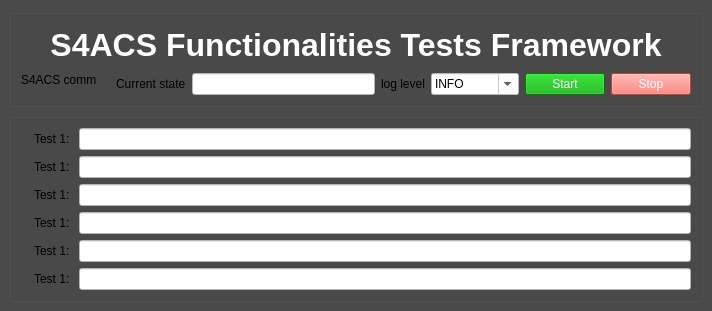
Before: the Qt Designer form func_tests/gui/gui.ui in dev-LNA/S4CSTP, drawn with Qt 5.
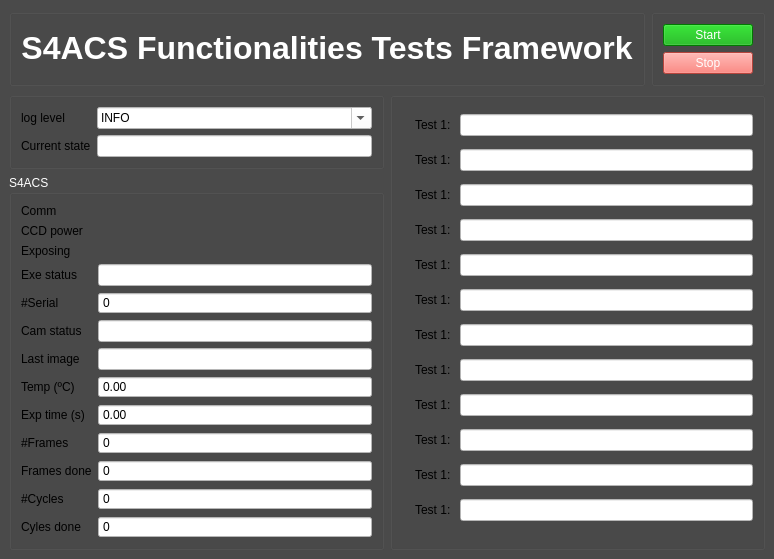
After: the same form once the commit is applied.

Commit message: gui gets acs status

What changed in the file:
```diff
--- a/func_tests/gui/gui.ui
+++ b/func_tests/gui/gui.ui
@@ -6,8 +6,8 @@
    <rect>
     <x>0</x>
     <y>0</y>
-    <width>712</width>
-    <height>311</height>
+    <width>774</width>
+    <height>535</height>
    </rect>
   </property>
   <property name="palette">
@@ -542,7 +542,9 @@
      </disabled>
     </palette>
    </property>
-   <layout class="QVBoxLayout" name="verticalLayout_2">
+   <layout class="QVBoxLayout" name="verticalLayout_4">
+    <item>
+     <layout class="QHBoxLayout" name="horizontalLayout">
     <item>
      <widget class="QGroupBox" name="groupBox_9">
       <property name="palette">
@@ -971,59 +973,55 @@
          </property>
         </widget>
        </item>
+        </layout>
+       </widget>
+      </item>
        <item>
-        <layout class="QHBoxLayout" name="horizontalLayout_2">
+       <widget class="QGroupBox" name="groupBox_2">
+        <property name="title">
+         <string/>
+        </property>
+        <layout class="QVBoxLayout" name="verticalLayout_2">
          <item>
+          <widget class="QPushButton" name="framework_start_btn">
+           <property name="styleSheet">
+            <string notr="true">font: 75 8pt &quot;MS Shell Dlg 2&quot;;
+background-color: rgb(0, 170, 0);
+color: rgb(255,255,255);</string>
+           </property>
+           <property name="text">
+            <string>Start</string>
+           </property>
+          </widget>
+         </item>
+         <item>
+          <widget class="QPushButton" name="framework_stop_btn">
+           <property name="styleSheet">
+            <string notr="true">background-color: rgb(255, 95, 84);
+font: 75 8pt &quot;MS Shell Dlg 2&quot;;
+color: rgb(255,255,255);</string>
+           </property>
+           <property name="text">
+            <string>Stop</string>
+           </property>
+          </widget>
+         </item>
+        </layout>
+       </widget>
+      </item>
+     </layout>
+    </item>
+    <item>
+     <layout class="QHBoxLayout" name="horizontalLayout_3">
+      <item>
+       <layout class="QVBoxLayout" name="verticalLayout_3">
+        <item>
+         <widget class="QGroupBox" name="groupBox_3">
+          <property name="title">
+           <string/>
+          </property>
           <layout class="QFormLayout" name="formLayout">
            <item row="0" column="0">
-            <widget class="QLabel" name="label_54">
-             <property name="text">
-              <string>S4ACS comm</string>
-             </property>
-             <property name="text_label" stdset="0">
-              <bool>true</bool>
-             </property>
-            </widget>
-           </item>
-           <item row="0" column="1">
-            <widget class="QLabel" name="s4acs_led_comm">
-             <property name="styleSheet">
-              <string notr="true"/>
-             </property>
-             <property name="led" stdset="0">
-              <bool>true</bool>
-             </property>
-             <property name="led_status" stdset="0">
-              <string>off</string>
-             </property>
-            </widget>
-           </item>
-          </layout>
-         </item>
-         <item>
-          <layout class="QFormLayout" name="formLayout_3">
-           <item row="0" column="0">
-            <widget class="QLabel" name="label_55">
-             <property name="text">
-              <string>Current state</string>
-             </property>
-             <property name="text_label" stdset="0">
-              <bool>true</bool>
-             </property>
-            </widget>
-           </item>
-           <item row="0" column="1">
-            <widget class="QLineEdit" name="framework_current_state">
-             <property name="readOnly">
-              <bool>true</bool>
-             </property>
-            </widget>
-           </item>
-          </layout>
-         </item>
-         <item>
-          <layout class="QFormLayout" name="formLayout_2">
-           <item row="0" column="0">
             <widget class="QLabel" name="emcs_log_level_2">
              <property name="text">
               <string>log level</string>
@@ -1082,40 +1080,393 @@
              </item>
             </widget>
            </item>
+           <item row="1" column="0">
+            <widget class="QLabel" name="label_55">
+             <property name="text">
+              <string>Current state</string>
+             </property>
+             <property name="text_label" stdset="0">
+              <bool>true</bool>
+             </property>
+            </widget>
+           </item>
+           <item row="1" column="1">
+            <widget class="QLineEdit" name="framework_current_state">
+             <property name="readOnly">
+              <bool>true</bool>
+             </property>
+            </widget>
+           </item>
           </layout>
+         </widget>
          </item>
          <item>
-          <layout class="QHBoxLayout" name="horizontalLayout">
-           <item>
-            <widget class="QPushButton" name="framework_start_btn">
+         <widget class="QGroupBox" name="groupBox_4">
+          <property name="palette">
+           <palette>
+            <active>
+             <colorrole role="WindowText">
+              <brush brushstyle="SolidPattern">
+               <color alpha="255">
+                <red>255</red>
+                <green>255</green>
+                <blue>255</blue>
+               </color>
+              </brush>
+             </colorrole>
+             <colorrole role="Text">
+              <brush brushstyle="SolidPattern">
+               <color alpha="255">
+                <red>255</red>
+                <green>255</green>
+                <blue>255</blue>
+               </color>
+              </brush>
+             </colorrole>
+             <colorrole role="ButtonText">
+              <brush brushstyle="SolidPattern">
+               <color alpha="255">
+                <red>255</red>
+                <green>255</green>
+                <blue>255</blue>
+               </color>
+              </brush>
+             </colorrole>
+            </active>
+            <inactive>
+             <colorrole role="WindowText">
+              <brush brushstyle="SolidPattern">
+               <color alpha="255">
+                <red>255</red>
+                <green>255</green>
+                <blue>255</blue>
+               </color>
+              </brush>
+             </colorrole>
+             <colorrole role="Text">
+              <brush brushstyle="SolidPattern">
+               <color alpha="255">
+                <red>255</red>
+                <green>255</green>
+                <blue>255</blue>
+               </color>
+              </brush>
+             </colorrole>
+             <colorrole role="ButtonText">
+              <brush brushstyle="SolidPattern">
+               <color alpha="255">
+                <red>255</red>
+                <green>255</green>
+                <blue>255</blue>
+               </color>
+              </brush>
+             </colorrole>
+            </inactive>
+            <disabled>
+             <colorrole role="WindowText">
+              <brush brushstyle="SolidPattern">
+               <color alpha="255">
+                <red>120</red>
+                <green>120</green>
+                <blue>120</blue>
+               </color>
+              </brush>
+             </colorrole>
+             <colorrole role="Text">
+              <brush brushstyle="SolidPattern">
+               <color alpha="255">
+                <red>255</red>
+                <green>255</green>
+                <blue>255</blue>
+               </color>
+              </brush>
+             </colorrole>
+             <colorrole role="ButtonText">
+              <brush brushstyle="SolidPattern">
+               <color alpha="255">
+                <red>255</red>
+                <green>255</green>
+                <blue>255</blue>
+               </color>
+              </brush>
+             </colorrole>
+            </disabled>
+           </palette>
+          </property>
+          <property name="title">
+           <string>S4ACS</string>
+          </property>
+          <layout class="QFormLayout" name="formLayout_2">
+           <item row="0" column="0">
+            <widget class="QLabel" name="label_56">
+             <property name="text">
+              <string>Comm</string>
+             </property>
+             <property name="text_label" stdset="0">
+              <bool>true</bool>
+             </property>
+            </widget>
+           </item>
+           <item row="0" column="1">
+            <widget class="QLabel" name="s4acs_led_comm">
              <property name="styleSheet">
-              <string notr="true">font: 75 8pt &quot;MS Shell Dlg 2&quot;;
-background-color: rgb(0, 170, 0);
-color: rgb(255,255,255);</string>
+              <string notr="true"/>
              </property>
+             <property name="led" stdset="0">
+              <bool>true</bool>
+             </property>
+             <property name="led_status" stdset="0">
+              <string>off</string>
+             </property>
+            </widget>
+           </item>
+           <item row="1" column="0">
+            <widget class="QLabel" name="label_3">
              <property name="text">
-              <string>Start</string>
+              <string>CCD power</string>
              </property>
             </widget>
            </item>
-           <item>
-            <widget class="QPushButton" name="framework_stop_btn">
+           <item row="1" column="1">
+            <widget class="QLabel" name="s4acs_led_power">
              <property name="styleSheet">
-              <string notr="true">background-color: rgb(255, 95, 84);
-font: 75 8pt &quot;MS Shell Dlg 2&quot;;
-color: rgb(255,255,255);</string>
+              <string notr="true"/>
              </property>
+             <property name="led" stdset="0">
+              <bool>true</bool>
+             </property>
+             <property name="led_status" stdset="0">
+              <string>off</string>
+             </property>
+            </widget>
+           </item>
+           <item row="2" column="0">
+            <widget class="QLabel" name="label_33">
              <property name="text">
-              <string>Stop</string>
+              <string>Exposing</string>
              </property>
             </widget>
            </item>
-          </layout>
-         </item>
-        </layout>
-       </item>
-      </layout>
-     </widget>
+           <item row="2" column="1">
+            <widget class="QLabel" name="s4acs_led_exposing">
+             <property name="styleSheet">
+              <string notr="true"/>
+             </property>
+             <property name="led" stdset="0">
+              <bool>true</bool>
+             </property>
+             <property name="led_status" stdset="0">
+              <string>off</string>
+             </property>
+            </widget>
+           </item>
+           <item row="3" column="0">
+            <widget class="QLabel" name="label_57">
+             <property name="text">
+              <string>Exe status</string>
+             </property>
+             <property name="text_label" stdset="0">
+              <bool>true</bool>
+             </property>
+            </widget>
+           </item>
+           <item row="3" column="1">
+            <widget class="QLineEdit" name="s4acs_exe_status">
+             <property name="enabled">
+              <bool>false</bool>
+             </property>
+             <property name="maximumSize">
+              <size>
+               <width>16500000</width>
+               <height>16777215</height>
+              </size>
+             </property>
+            </widget>
+           </item>
+           <item row="4" column="0">
+            <widget class="QLabel" name="label_8">
+             <property name="text">
+              <string>#Serial</string>
+             </property>
+             <property name="text_label" stdset="0">
+              <bool>true</bool>
+             </property>
+            </widget>
+           </item>
+           <item row="4" column="1">
+            <widget class="QSpinBox" name="s4acs_serial_number">
+             <property name="readOnly">
+              <bool>true</bool>
+             </property>
+             <property name="buttonSymbols">
+              <enum>QAbstractSpinBox::NoButtons</enum>
+             </property>
+             <property name="maximum">
+              <number>999999999</number>
+             </property>
+            </widget>
+           </item>
+           <item row="5" column="0">
+            <widget class="QLabel" name="label_16">
+             <property name="text">
+              <string>Cam status</string>
+             </property>
+             <property name="text_label" stdset="0">
+              <bool>true</bool>
+             </property>
+            </widget>
+           </item>
+           <item row="5" column="1">
+            <widget class="QLineEdit" name="s4acs_status">
+             <property name="readOnly">
+              <bool>true</bool>
+             </property>
+            </widget>
+           </item>
+           <item row="6" column="0">
+            <widget class="QLabel" name="label_17">
+             <property name="text">
+              <string>Last image</string>
+             </property>
+             <property name="text_label" stdset="0">
+              <bool>true</bool>
+             </property>
+            </widget>
+           </item>
+           <item row="6" column="1">
+            <widget class="QLineEdit" name="s4acs_last_image">
+             <property name="readOnly">
+              <bool>true</bool>
+             </property>
+            </widget>
+           </item>
+           <item row="7" column="0">
+            <widget class="QLabel" name="label_5">
+             <property name="styleSheet">
+              <string notr="true"/>
+             </property>
+             <property name="text">
+              <string>Temp (ºC)</string>
+             </property>
+             <property name="text_label" stdset="0">
+              <bool>true</bool>
+             </property>
+            </widget>
+           </item>
+           <item row="7" column="1">
+            <widget class="QDoubleSpinBox" name="s4acs_temperature">
+             <property name="readOnly">
+              <bool>true</bool>
+             </property>
+             <property name="buttonSymbols">
+              <enum>QAbstractSpinBox::NoButtons</enum>
+             </property>
+            </widget>
+           </item>
+           <item row="8" column="0">
+            <widget class="QLabel" name="label_18">
+             <property name="text">
+              <string>Exp time (s)</string>
+             </property>
+             <property name="text_label" stdset="0">
+              <bool>true</bool>
+             </property>
+            </widget>
+           </item>
+           <item row="8" column="1">
+            <widget class="QDoubleSpinBox" name="s4acs_exptime">
+             <property name="readOnly">
+              <bool>true</bool>
+             </property>
+             <property name="buttonSymbols">
+              <enum>QAbstractSpinBox::NoButtons</enum>
+             </property>
+            </widget>
+           </item>
+           <item row="9" column="0">
+            <widget class="QLabel" name="label_19">
+             <property name="text">
+              <string>#Frames</string>
+             </property>
+             <property name="text_label" stdset="0">
+              <bool>true</bool>
+             </property>
+            </widget>
+           </item>
+           <item row="9" column="1">
+            <widget class="QSpinBox" name="s4acs_frames">
+             <property name="readOnly">
+              <bool>true</bool>
+             </property>
+             <property name="buttonSymbols">
+              <enum>QAbstractSpinBox::NoButtons</enum>
+             </property>
+            </widget>
+           </item>
+           <item row="10" column="0">
+            <widget class="QLabel" name="label_20">
+             <property name="text">
+              <string>Frames done</string>
+             </property>
+             <property name="text_label" stdset="0">
+              <bool>true</bool>
+             </property>
+            </widget>
+           </item>
+           <item row="10" column="1">
+            <widget class="QSpinBox" name="s4acs_frames_done">
+             <property name="readOnly">
+              <bool>true</bool>
+             </property>
+             <property name="buttonSymbols">
+              <enum>QAbstractSpinBox::NoButtons</enum>
+             </property>
+            </widget>
+           </item>
+           <item row="11" column="0">
+            <widget class="QLabel" name="label_21">
+             <property name="text">
+              <string>#Cycles</string>
+             </property>
+             <property name="text_label" stdset="0">
+              <bool>true</bool>
+             </property>
+            </widget>
+           </item>
+           <item row="11" column="1">
+            <widget class="QSpinBox" name="s4acs_cycles">
+             <property name="readOnly">
+              <bool>true</bool>
+             </property>
+             <property name="buttonSymbols">
+              <enum>QAbstractSpinBox::NoButtons</enum>
+             </property>
+            </widget>
+           </item>
+           <item row="12" column="0">
+            <widget class="QLabel" name="label_22">
+             <property name="text">
+              <string>Cyles done</string>
+             </property>
+             <property name="text_label" stdset="0">
+              <bool>true</bool>
+             </property>
+            </widget>
+           </item>
+           <item row="12" column="1">
+            <widget class="QSpinBox" name="s4acs_cycles_done">
+             <property name="readOnly">
+              <bool>true</bool>
+             </property>
+             <property name="buttonSymbols">
+              <enum>QAbstractSpinBox::NoButtons</enum>
+             </property>
+            </widget>
+           </item>
+          </layout>
+         </widget>
+        </item>
+       </layout>
     </item>
     <item>
      <widget class="QGroupBox" name="groupBox">
@@ -1303,8 +1654,190 @@
          </property>
         </widget>
        </item>
-      </layout>
-     </widget>
+         <item row="6" column="0">
+          <widget class="QLabel" name="eacs2_led_comm_14">
+           <property name="styleSheet">
+            <string notr="true"/>
+           </property>
+           <property name="led" stdset="0">
+            <bool>true</bool>
+           </property>
+           <property name="led_status" stdset="0">
+            <string>off</string>
+           </property>
+          </widget>
+         </item>
+         <item row="6" column="1">
+          <widget class="QLabel" name="label_61">
+           <property name="text">
+            <string>Test 1: </string>
+           </property>
+           <property name="text_label" stdset="0">
+            <bool>true</bool>
+           </property>
+          </widget>
+         </item>
+         <item row="6" column="2">
+          <widget class="QLineEdit" name="lineEdit_21">
+           <property name="text">
+            <string/>
+           </property>
+          </widget>
+         </item>
+         <item row="7" column="0">
+          <widget class="QLabel" name="eacs2_led_comm_13">
+           <property name="styleSheet">
+            <string notr="true"/>
+           </property>
+           <property name="led" stdset="0">
+            <bool>true</bool>
+           </property>
+           <property name="led_status" stdset="0">
+            <string>off</string>
+           </property>
+          </widget>
+         </item>
+         <item row="7" column="1">
+          <widget class="QLabel" name="label_59">
+           <property name="text">
+            <string>Test 1: </string>
+           </property>
+           <property name="text_label" stdset="0">
+            <bool>true</bool>
+           </property>
+          </widget>
+         </item>
+         <item row="7" column="2">
+          <widget class="QLineEdit" name="lineEdit_24">
+           <property name="text">
+            <string/>
+           </property>
+          </widget>
+         </item>
+         <item row="8" column="0">
+          <widget class="QLabel" name="eacs2_led_comm_12">
+           <property name="styleSheet">
+            <string notr="true"/>
+           </property>
+           <property name="led" stdset="0">
+            <bool>true</bool>
+           </property>
+           <property name="led_status" stdset="0">
+            <string>off</string>
+           </property>
+          </widget>
+         </item>
+         <item row="8" column="1">
+          <widget class="QLabel" name="label_62">
+           <property name="text">
+            <string>Test 1: </string>
+           </property>
+           <property name="text_label" stdset="0">
+            <bool>true</bool>
+           </property>
+          </widget>
+         </item>
+         <item row="8" column="2">
+          <widget class="QLineEdit" name="lineEdit_23">
+           <property name="text">
+            <string/>
+           </property>
+          </widget>
+         </item>
+         <item row="9" column="0">
+          <widget class="QLabel" name="eacs2_led_comm_9">
+           <property name="styleSheet">
+            <string notr="true"/>
+           </property>
+           <property name="led" stdset="0">
+            <bool>true</bool>
+           </property>
+           <property name="led_status" stdset="0">
+            <string>off</string>
+           </property>
+          </widget>
+         </item>
+         <item row="9" column="1">
+          <widget class="QLabel" name="label_54">
+           <property name="text">
+            <string>Test 1: </string>
+           </property>
+           <property name="text_label" stdset="0">
+            <bool>true</bool>
+           </property>
+          </widget>
+         </item>
+         <item row="9" column="2">
+          <widget class="QLineEdit" name="lineEdit_20">
+           <property name="text">
+            <string/>
+           </property>
+          </widget>
+         </item>
+         <item row="10" column="0">
+          <widget class="QLabel" name="eacs2_led_comm_10">
+           <property name="styleSheet">
+            <string notr="true"/>
+           </property>
+           <property name="led" stdset="0">
+            <bool>true</bool>
+           </property>
+           <property name="led_status" stdset="0">
+            <string>off</string>
+           </property>
+          </widget>
+         </item>
+         <item row="10" column="1">
+          <widget class="QLabel" name="label_60">
+           <property name="text">
+            <string>Test 1: </string>
+           </property>
+           <property name="text_label" stdset="0">
+            <bool>true</bool>
+           </property>
+          </widget>
+         </item>
+         <item row="10" column="2">
+          <widget class="QLineEdit" name="lineEdit_22">
+           <property name="text">
+            <string/>
+           </property>
+          </widget>
+         </item>
+         <item row="11" column="0">
+          <widget class="QLabel" name="eacs2_led_comm_11">
+           <property name="styleSheet">
+            <string notr="true"/>
+           </property>
+           <property name="led" stdset="0">
+            <bool>true</bool>
+           </property>
+           <property name="led_status" stdset="0">
+            <string>off</string>
+           </property>
+          </widget>
+         </item>
+         <item row="11" column="1">
+          <widget class="QLabel" name="label_58">
+           <property name="text">
+            <string>Test 1: </string>
+           </property>
+           <property name="text_label" stdset="0">
+            <bool>true</bool>
+           </property>
+          </widget>
+         </item>
+         <item row="11" column="2">
+          <widget class="QLineEdit" name="lineEdit_19">
+           <property name="text">
+            <string/>
+           </property>
+          </widget>
+         </item>
+        </layout>
+       </widget>
+      </item>
+     </layout>
     </item>
    </layout>
   </widget>
```
Left out of the diff: 6 changed lines with no effect on the pictures. Lines whose indentation alone changed are shown as unchanged. The commit also changes 6 other files.
